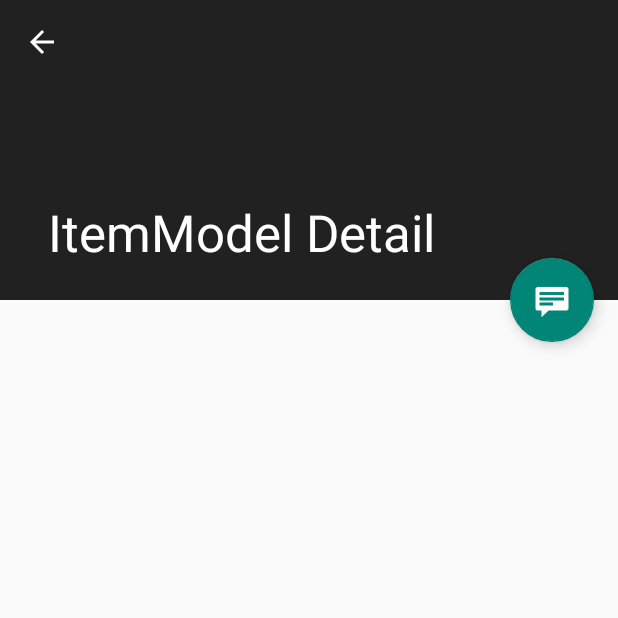
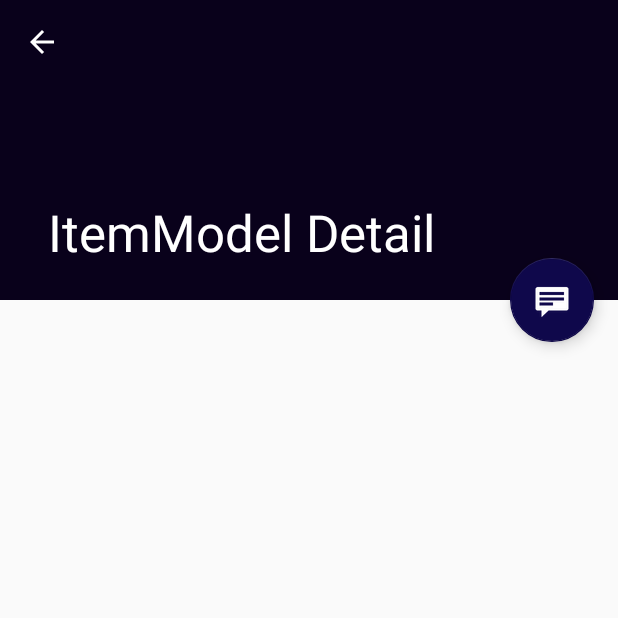
Before and after one commit to cbrod/broderick_hw7, an Android app: the ItemModelDetailActivity screen opened directly, with no data from a screen before it, on a phone screen of 412 x 824 dp, the top half of it. Run offline under Robolectric (Android 15) with nearby library versions, the phone set to English and light mode, and no system bars; 1 statement that could not run was skipped.

Commit message:
Styles: update colors in main AppTheme

```diff
--- a/app/src/main/res/values/styles.xml
+++ b/app/src/main/res/values/styles.xml
@@ -3,9 +3,9 @@
     <!-- Base application theme. -->
     <style name="AppTheme" parent="Theme.AppCompat.Light.DarkActionBar">
         <!-- Customize your theme here. -->
-<!--        <item name="colorPrimary">@color/colorPrimary</item>-->
-<!--        <item name="colorPrimaryDark">@color/colorPrimaryDark</item>-->
-<!--        <item name="colorAccent">@color/colorAccent</item>-->
+        <item name="colorPrimary">@color/PageBackgroundColor</item>
+        <item name="colorPrimaryDark">@color/ViewBackgroundColor</item>
+        <item name="colorAccent">@color/NavigationBarColor</item>
     </style>
 
     <style name="AppTheme.NoActionBar">
```
